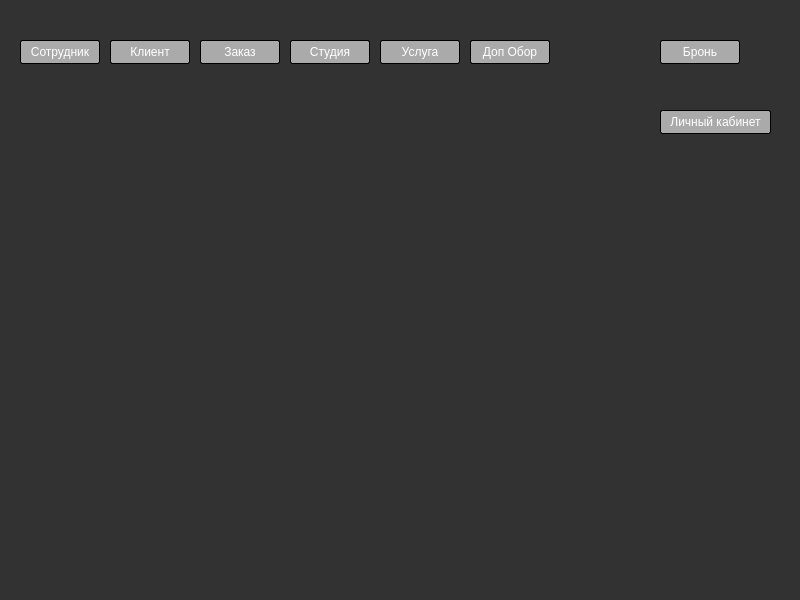
Before: the Qt Designer form mainwindow.ui in artik0811/ud_kursach, drawn with Qt 5.
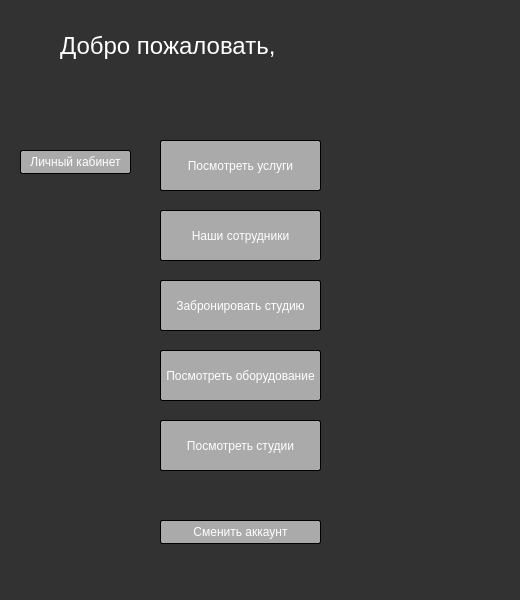
After: the same form once the commit is applied.

Commit message: Клиент почти готово

What changed in the file:
```diff
--- a/mainwindow.ui
+++ b/mainwindow.ui
@@ -6,7 +6,7 @@
    <rect>
     <x>0</x>
     <y>0</y>
-    <width>800</width>
+    <width>520</width>
     <height>600</height>
    </rect>
   </property>
@@ -20,10 +20,10 @@
    <widget class="QPushButton" name="pushButton">
     <property name="geometry">
      <rect>
-      <x>20</x>
-      <y>40</y>
-      <width>80</width>
-      <height>24</height>
+      <x>160</x>
+      <y>210</y>
+      <width>161</width>
+      <height>51</height>
      </rect>
     </property>
     <property name="styleSheet">
@@ -40,68 +40,16 @@
 </string>
     </property>
     <property name="text">
-     <string>Сотрудник</string>
-    </property>
-   </widget>
-   <widget class="QPushButton" name="pushButton_2">
-    <property name="geometry">
-     <rect>
-      <x>110</x>
-      <y>40</y>
-      <width>80</width>
-      <height>24</height>
-     </rect>
-    </property>
-    <property name="styleSheet">
-     <string notr="true">QPushButton{padding:4px;
-    color: #fff;
-    border-radius: 2px;
-    border: 1px solid #000000;
-    background-color: rgb(170,170,170);
-}
-QPushButton:pressed {
-    color: #111;
-    background: #fff;
-}
-</string>
-    </property>
-    <property name="text">
-     <string>Клиент</string>
-    </property>
-   </widget>
-   <widget class="QPushButton" name="pushButton_3">
-    <property name="geometry">
-     <rect>
-      <x>200</x>
-      <y>40</y>
-      <width>80</width>
-      <height>24</height>
-     </rect>
-    </property>
-    <property name="styleSheet">
-     <string notr="true">QPushButton{padding:4px;
-    color: #fff;
-    border-radius: 2px;
-    border: 1px solid #000000;
-    background-color: rgb(170,170,170);
-}
-QPushButton:pressed {
-    color: #111;
-    background: #fff;
-}
-</string>
-    </property>
-    <property name="text">
-     <string>Заказ</string>
+     <string>Наши сотрудники</string>
     </property>
    </widget>
    <widget class="QPushButton" name="pushButton_4">
     <property name="geometry">
      <rect>
-      <x>380</x>
-      <y>40</y>
-      <width>80</width>
-      <height>24</height>
+      <x>160</x>
+      <y>420</y>
+      <width>161</width>
+      <height>51</height>
      </rect>
     </property>
     <property name="styleSheet">
@@ -118,16 +66,16 @@
 </string>
     </property>
     <property name="text">
-     <string>Услуга</string>
+     <string>Посмотреть студии</string>
     </property>
    </widget>
    <widget class="QPushButton" name="pushButton_5">
     <property name="geometry">
      <rect>
-      <x>290</x>
-      <y>40</y>
-      <width>80</width>
-      <height>24</height>
+      <x>160</x>
+      <y>140</y>
+      <width>161</width>
+      <height>51</height>
      </rect>
     </property>
     <property name="styleSheet">
@@ -144,16 +92,16 @@
 </string>
     </property>
     <property name="text">
-     <string>Студия</string>
+     <string>Посмотреть услуги</string>
     </property>
    </widget>
    <widget class="QPushButton" name="pushButton_6">
     <property name="geometry">
      <rect>
-      <x>470</x>
-      <y>40</y>
-      <width>80</width>
-      <height>24</height>
+      <x>160</x>
+      <y>350</y>
+      <width>161</width>
+      <height>51</height>
      </rect>
     </property>
     <property name="styleSheet">
@@ -170,16 +118,16 @@
 </string>
     </property>
     <property name="text">
-     <string>Доп Обор</string>
+     <string>Посмотреть оборудование</string>
     </property>
    </widget>
    <widget class="QPushButton" name="pushButton_8">
     <property name="geometry">
      <rect>
-      <x>660</x>
-      <y>40</y>
-      <width>80</width>
-      <height>24</height>
+      <x>160</x>
+      <y>280</y>
+      <width>161</width>
+      <height>51</height>
      </rect>
     </property>
     <property name="styleSheet">
@@ -196,14 +144,14 @@
 </string>
     </property>
     <property name="text">
-     <string>Бронь</string>
+     <string>Забронировать студию</string>
     </property>
    </widget>
    <widget class="QPushButton" name="pushButton_9">
     <property name="geometry">
      <rect>
-      <x>660</x>
-      <y>110</y>
+      <x>20</x>
+      <y>150</y>
       <width>111</width>
       <height>24</height>
      </rect>
@@ -225,6 +173,53 @@
      <string>Личный кабинет</string>
     </property>
    </widget>
+   <widget class="QPushButton" name="pushButton_7">
+    <property name="geometry">
+     <rect>
+      <x>160</x>
+      <y>520</y>
+      <width>161</width>
+      <height>24</height>
+     </rect>
+    </property>
+    <property name="styleSheet">
+     <string notr="true">QPushButton{padding:4px;
+    color: #fff;
+    border-radius: 2px;
+    border: 1px solid #000000;
+    background-color: rgb(170,170,170);
+}
+QPushButton:pressed {
+    color: #111;
+    background: #fff;
+}
+</string>
+    </property>
+    <property name="text">
+     <string>Сменить аккаунт</string>
+    </property>
+   </widget>
+   <widget class="QLabel" name="label">
+    <property name="geometry">
+     <rect>
+      <x>60</x>
+      <y>20</y>
+      <width>441</width>
+      <height>51</height>
+     </rect>
+    </property>
+    <property name="font">
+     <font>
+      <pointsize>18</pointsize>
+     </font>
+    </property>
+    <property name="styleSheet">
+     <string notr="true">color:rgb(255,255,255)</string>
+    </property>
+    <property name="text">
+     <string>Добро пожаловать,</string>
+    </property>
+   </widget>
   </widget>
   <widget class="QMenuBar" name="menubar">
    <property name="geometry">
```
Left out of the diff: 2 changed lines with no effect on the pictures. The commit also changes 14 other files.
